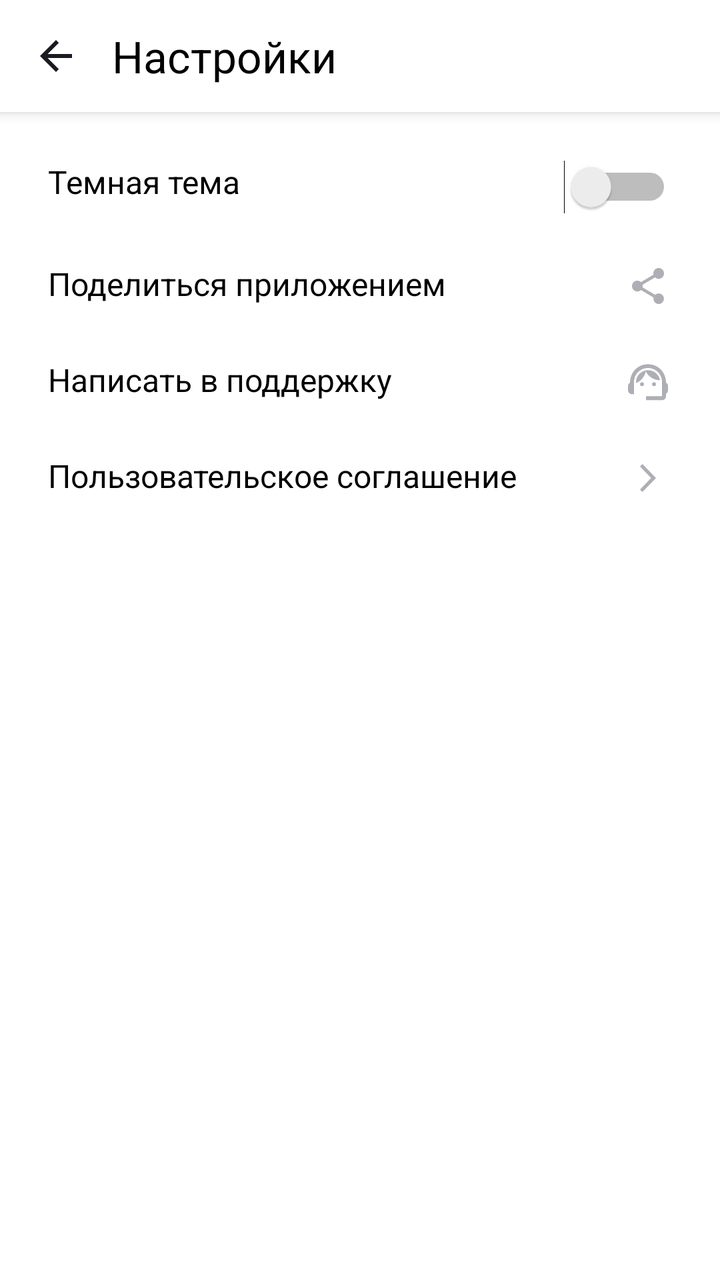
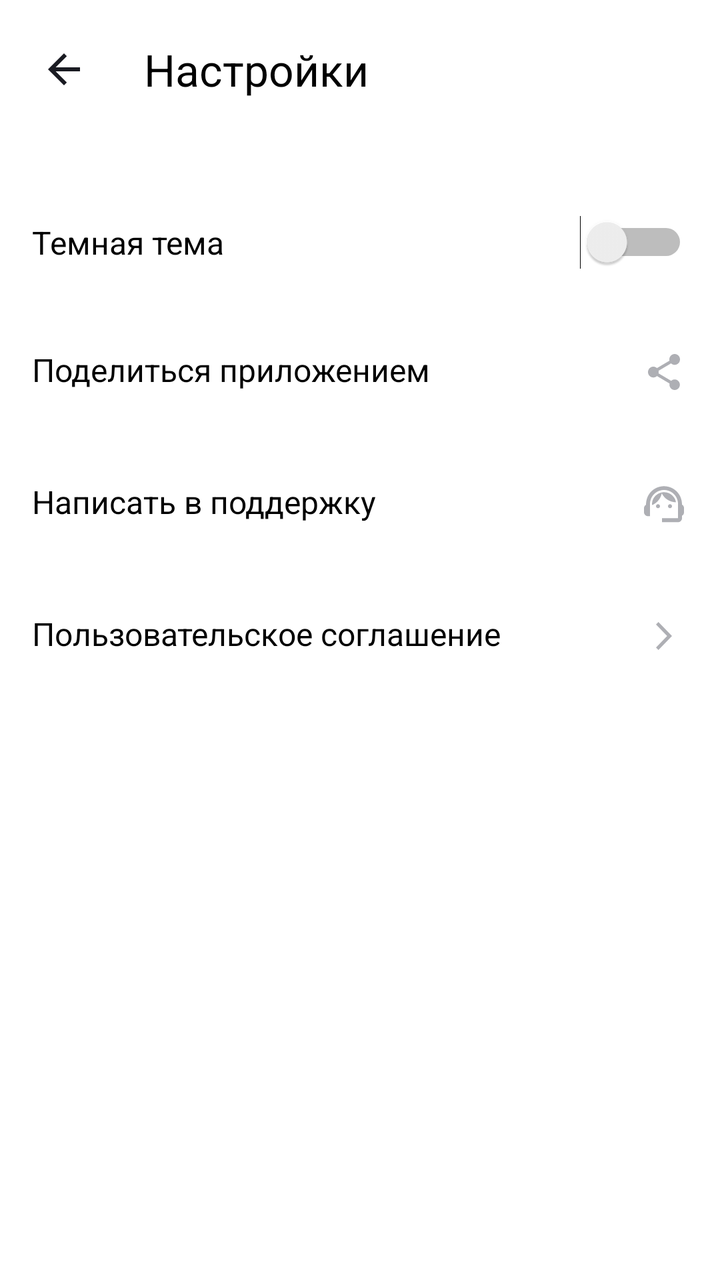

The first picture is an Android layout as it rendered before a commit; the second is the same layout after the commit. The layout source and the unified diff follow.
<!-- AndroidManifest.xml: application theme Theme.MaterialComponents.DayNight.NoActionBar -->
<!-- res/layout/activity_settings.xml -->
<?xml version="1.0" encoding="utf-8"?>
<LinearLayout xmlns:android="http://schemas.android.com/apk/res/android"
    xmlns:app="http://schemas.android.com/apk/res-auto"
    xmlns:tools="http://schemas.android.com/tools"
    android:id="@+id/main"
    android:layout_width="match_parent"
    android:layout_height="match_parent"
    android:background="@color/white"
    android:orientation="vertical">

    <androidx.appcompat.widget.Toolbar
        android:id="@+id/settings_toolbar"
        android:layout_width="match_parent"
        android:layout_height="?attr/actionBarSize"
        android:background="@color/white"
        android:elevation="4dp"
        android:theme="@style/ThemeOverlay.AppCompat.ActionBar"
        app:popupTheme="@style/ThemeOverlay.AppCompat.Light">

        <ImageView
            android:id="@+id/toolbar_back"
            android:layout_width="wrap_content"
            android:layout_height="wrap_content"
            android:layout_margin="@dimen/size_16"
            android:src="@drawable/arrow_back" />

        <TextView

            android:layout_width="wrap_content"
            android:layout_height="wrap_content"
            android:text="@string/menu_settings"
            android:textColor="@color/black"
            android:textSize="@dimen/text_size_22" />
    </androidx.appcompat.widget.Toolbar>

    <LinearLayout
        android:layout_width="match_parent"
        android:layout_height="match_parent"
        android:orientation="vertical"
        android:padding="@dimen/size_12">

        <FrameLayout
            android:layout_width="match_parent"
            android:layout_height="wrap_content"
            android:layout_margin="@dimen/size_12">

            <TextView
                android:layout_width="wrap_content"
                android:layout_height="wrap_content"
                android:layout_gravity="start"
                android:text="@string/dark_theme"
                android:textColor="@color/black"
                android:textSize="@dimen/text_size_16" />

            <Switch
                android:layout_width="wrap_content"
                android:layout_height="wrap_content"
                android:layout_gravity="end"
                tools:ignore="UseSwitchCompatOrMaterialXml" />
        </FrameLayout>

        <FrameLayout
            android:layout_width="match_parent"
            android:layout_height="wrap_content"
            android:layout_margin="@dimen/size_12">

            <TextView
                android:layout_width="wrap_content"
                android:layout_height="wrap_content"
                android:layout_gravity="start"
                android:text="@string/share"
                android:textColor="@color/black"
                android:textSize="@dimen/text_size_16" />

            <ImageView
                android:layout_width="wrap_content"
                android:layout_height="wrap_content"
                android:layout_gravity="end"
                android:src="@drawable/share" />

        </FrameLayout>

        <FrameLayout
            android:layout_width="match_parent"
            android:layout_height="wrap_content"
            android:layout_margin="@dimen/size_12">

            <TextView
                android:layout_width="wrap_content"
                android:layout_height="wrap_content"
                android:layout_gravity="start"
                android:text="@string/suport"
                android:textColor="@color/black"
                android:textSize="@dimen/text_size_16" />

            <ImageView
                android:layout_width="wrap_content"
                android:layout_height="wrap_content"
                android:layout_gravity="end"
                android:src="@drawable/support" />
        </FrameLayout>

        <FrameLayout
            android:layout_width="match_parent"
            android:layout_height="wrap_content"
            android:layout_margin="@dimen/size_12">

            <TextView
                android:layout_width="wrap_content"
                android:layout_height="wrap_content"
                android:layout_gravity="start"
                android:text="@string/user_agreement"
                android:textColor="@color/black"
                android:textSize="@dimen/text_size_16" />

            <ImageView
                android:layout_width="wrap_content"
                android:layout_height="wrap_content"
                android:layout_gravity="end"
                android:src="@drawable/arrow_forward" />
        </FrameLayout>

    </LinearLayout>

</LinearLayout>
<!-- resources referenced by this layout -->
<resources>
  <color name="black">#FF000000</color>
  <color name="white">#FFFFFFFF</color>
  <dimen name="size_12">12dp</dimen>
  <dimen name="size_16">16dp</dimen>
  <dimen name="text_size_16">16sp</dimen>
  <dimen name="text_size_22">22sp</dimen>
  <!-- drawable arrow_back (drawable) -->
  <vector xmlns:android="http://schemas.android.com/apk/res/android"
      android:width="24dp"
      android:height="24dp"
      android:viewportWidth="24"
      android:viewportHeight="24">
    <group>
      <clip-path
          android:pathData="M0,0h24v24h-24z"/>
      <path
          android:pathData="M20,11H7.83L13.42,5.41L12,4L4,12L12,20L13.41,18.59L7.83,13H20V11Z"
          android:fillColor="#1A1B22"/>
    </group>
  </vector>
  <!-- drawable arrow_forward (drawable) -->
  <vector xmlns:android="http://schemas.android.com/apk/res/android"
      android:width="24dp"
      android:height="24dp"
      android:viewportWidth="24"
      android:viewportHeight="24">
    <path
        android:pathData="M8,17.749L9.213,19L16,12L9.213,5L8,6.252L13.573,12L8,17.749Z"
        android:fillColor="#AEAFB4"/>
  </vector>
  <!-- drawable share (drawable) -->
  <vector xmlns:android="http://schemas.android.com/apk/res/android"
      android:width="24dp"
      android:height="24dp"
      android:viewportWidth="24"
      android:viewportHeight="24">
    <path
        android:pathData="M17.333,15.723C16.658,15.723 16.053,15.994 15.591,16.419L9.253,12.669C9.298,12.461 9.333,12.253 9.333,12.036C9.333,11.819 9.298,11.611 9.253,11.404L15.52,7.69C16,8.142 16.631,8.422 17.333,8.422C18.809,8.422 20,7.211 20,5.711C20,4.211 18.809,3 17.333,3C15.858,3 14.667,4.211 14.667,5.711C14.667,5.928 14.702,6.136 14.747,6.343L8.48,10.057C8,9.605 7.369,9.325 6.667,9.325C5.191,9.325 4,10.536 4,12.036C4,13.536 5.191,14.747 6.667,14.747C7.369,14.747 8,14.467 8.48,14.015L14.809,17.774C14.764,17.964 14.738,18.163 14.738,18.361C14.738,19.816 15.902,21 17.333,21C18.764,21 19.929,19.816 19.929,18.361C19.929,16.907 18.764,15.723 17.333,15.723Z"
        android:fillColor="#AEAFB4"/>
  </vector>
  <!-- drawable support (drawable) -->
  <vector xmlns:android="http://schemas.android.com/apk/res/android"
      android:width="24dp"
      android:height="24dp"
      android:viewportWidth="24"
      android:viewportHeight="24">
    <path
        android:pathData="M21,12.32C21,6.83 16.74,3.1 12,3.1C7.31,3.1 3,6.75 3,12.38C2.4,12.72 2,13.36 2,14.1V16.1C2,17.2 2.9,18.1 4,18.1H5V12C5,8.13 8.13,5 12,5C15.87,5 19,8.13 19,12V19.1H11V21.1H19C20.1,21.1 21,20.2 21,19.1V17.88C21.59,17.57 22,16.96 22,16.24V13.94C22,13.24 21.59,12.63 21,12.32Z"
        android:fillColor="#AEAFB4"/>
    <path
        android:pathData="M9,14.1C9.552,14.1 10,13.652 10,13.1C10,12.548 9.552,12.1 9,12.1C8.448,12.1 8,12.548 8,13.1C8,13.652 8.448,14.1 9,14.1Z"
        android:fillColor="#AEAFB4"/>
    <path
        android:pathData="M15,14.1C15.552,14.1 16,13.652 16,13.1C16,12.548 15.552,12.1 15,12.1C14.448,12.1 14,12.548 14,13.1C14,13.652 14.448,14.1 15,14.1Z"
        android:fillColor="#AEAFB4"/>
    <path
        android:pathData="M18,11.13C17.52,8.28 15.04,6.1 12.05,6.1C9.02,6.1 5.76,8.61 6.02,12.55C8.49,11.54 10.35,9.34 10.88,6.66C12.19,9.29 14.88,11.1 18,11.13Z"
        android:fillColor="#AEAFB4"/>
  </vector>
  <string name="dark_theme">Темная тема</string>
  <string name="menu_settings">Настройки</string>
  <string name="share">Поделиться приложением</string>
  <string name="suport">Написать в поддержку</string>
  <string name="user_agreement">Пользовательское соглашение</string>
</resources>

<!-- the commit's change to res/layout/activity_settings.xml (unified diff, before → after) -->
@@ -1,125 +1,84 @@
 <?xml version="1.0" encoding="utf-8"?>
 <LinearLayout xmlns:android="http://schemas.android.com/apk/res/android"
     xmlns:app="http://schemas.android.com/apk/res-auto"
-    xmlns:tools="http://schemas.android.com/tools"
+
     android:id="@+id/main"
     android:layout_width="match_parent"
     android:layout_height="match_parent"
     android:background="@color/white"
     android:orientation="vertical">
 
-    <androidx.appcompat.widget.Toolbar
-        android:id="@+id/settings_toolbar"
-        android:layout_width="match_parent"
-        android:layout_height="?attr/actionBarSize"
-        android:background="@color/white"
-        android:elevation="4dp"
-        android:theme="@style/ThemeOverlay.AppCompat.ActionBar"
-        app:popupTheme="@style/ThemeOverlay.AppCompat.Light">
 
-        <ImageView
-            android:id="@+id/toolbar_back"
-            android:layout_width="wrap_content"
-            android:layout_height="wrap_content"
-            android:layout_margin="@dimen/size_16"
-            android:src="@drawable/arrow_back" />
 
-        <TextView
-
-            android:layout_width="wrap_content"
-            android:layout_height="wrap_content"
-            android:text="@string/menu_settings"
-            android:textColor="@color/black"
-            android:textSize="@dimen/text_size_22" />
-    </androidx.appcompat.widget.Toolbar>
-
-    <LinearLayout
-        android:layout_width="match_parent"
-        android:layout_height="match_parent"
-        android:orientation="vertical"
-        android:padding="@dimen/size_12">
-
-        <FrameLayout
+        <LinearLayout
             android:layout_width="match_parent"
             android:layout_height="wrap_content"
-            android:layout_margin="@dimen/size_12">
-
+            android:padding="20dp">
+            <ImageView
+                android:id="@+id/backToMainActivity"
+                android:layout_width="wrap_content"
+                android:layout_height="match_parent"
+                android:layout_gravity="center_vertical"
+                android:src="@drawable/arrow_back"
+                android:contentDescription="@string/app_name" />
             <TextView
                 android:layout_width="wrap_content"
                 android:layout_height="wrap_content"
                 android:layout_gravity="start"
-                android:text="@string/dark_theme"
+                android:paddingStart="28dp"
+                android:text="@string/menu_settings"
                 android:textColor="@color/black"
-                android:textSize="@dimen/text_size_16" />
+                android:textSize="@dimen/text_size_22"/>
+        </LinearLayout>
 
-            <Switch
-                android:layout_width="wrap_content"
-                android:layout_height="wrap_content"
-                android:layout_gravity="end"
-                tools:ignore="UseSwitchCompatOrMaterialXml" />
-        </FrameLayout>
 
-        <FrameLayout
-            android:layout_width="match_parent"
-            android:layout_height="wrap_content"
-            android:layout_margin="@dimen/size_12">
+    <Switch
+        android:layout_marginTop="20dp"
+        android:paddingVertical="@dimen/vertical_padding"
+        android:paddingHorizontal="@dimen/standard_padding"
+        android:id="@+id/switch1"
+        android:layout_width="match_parent"
+        android:layout_height="wrap_content"
+        android:layout_gravity="center_vertical"
+        android:text="@string/dark_theme"
+        android:textColor="@color/black"
+        android:textSize="@dimen/text_size_16"/>
 
-            <TextView
-                android:layout_width="wrap_content"
-                android:layout_height="wrap_content"
-                android:layout_gravity="start"
-                android:text="@string/share"
-                android:textColor="@color/black"
-                android:textSize="@dimen/text_size_16" />
 
-            <ImageView
-                android:layout_width="wrap_content"
-                android:layout_height="wrap_content"
-                android:layout_gravity="end"
-                android:src="@drawable/share" />
+    <TextView
+        android:layout_width="match_parent"
+        android:layout_height="wrap_content"
+        android:paddingVertical="@dimen/vertical_padding"
+        android:paddingHorizontal="@dimen/standard_padding"
+        android:layout_gravity="start"
+        android:text="@string/share"
+        android:textColor="@color/black"
+        android:textSize="@dimen/text_size_16"
+        app:drawableEndCompat="@drawable/share"/>
 
-        </FrameLayout>
 
-        <FrameLayout
-            android:layout_width="match_parent"
-            android:layout_height="wrap_content"
-            android:layout_margin="@dimen/size_12">
+    <TextView
+        android:layout_width="match_parent"
+        android:layout_height="wrap_content"
+        android:paddingVertical="@dimen/vertical_padding"
+        android:paddingHorizontal="@dimen/standard_padding"
+        android:layout_gravity="start"
+        android:text="@string/support"
+        android:textColor="@color/black"
+        android:textSize="@dimen/text_size_16"
+        app:drawableEndCompat="@drawable/support"/>
 
-            <TextView
-                android:layout_width="wrap_content"
-                android:layout_height="wrap_content"
-                android:layout_gravity="start"
-                android:text="@string/suport"
-                android:textColor="@color/black"
-                android:textSize="@dimen/text_size_16" />
 
-            <ImageView
-                android:layout_width="wrap_content"
-                android:layout_height="wrap_content"
-                android:layout_gravity="end"
-                android:src="@drawable/support" />
-        </FrameLayout>
+    <TextView
+        android:layout_width="match_parent"
+        android:layout_height="wrap_content"
+        android:paddingVertical="@dimen/vertical_padding"
+        android:paddingHorizontal="@dimen/standard_padding"
+        android:layout_gravity="start"
+        android:text="@string/user_agreement"
+        android:textColor="@color/black"
+        android:textSize="@dimen/text_size_16"
+        app:drawableEndCompat="@drawable/arrow_forward"/>
 
-        <FrameLayout
-            android:layout_width="match_parent"
-            android:layout_height="wrap_content"
-            android:layout_margin="@dimen/size_12">
-
-            <TextView
-                android:layout_width="wrap_content"
-                android:layout_height="wrap_content"
-                android:layout_gravity="start"
-                android:text="@string/user_agreement"
-                android:textColor="@color/black"
-                android:textSize="@dimen/text_size_16" />
-
-            <ImageView
-                android:layout_width="wrap_content"
-                android:layout_height="wrap_content"
-                android:layout_gravity="end"
-                android:src="@drawable/arrow_forward" />
-        </FrameLayout>
-
-    </LinearLayout>
 
 </LinearLayout>
<!-- resource entries referenced after the edit -->
@@ -2,10 +2,10 @@
 <resources>
   <color name="black">#FF000000</color>
   <color name="white">#FFFFFFFF</color>
-  <dimen name="size_12">12dp</dimen>
-  <dimen name="size_16">16dp</dimen>
+  <dimen name="standard_padding">16dp</dimen>
   <dimen name="text_size_16">16sp</dimen>
   <dimen name="text_size_22">22sp</dimen>
+  <dimen name="vertical_padding">21dp</dimen>
   <!-- drawable arrow_back (drawable) -->
   <vector xmlns:android="http://schemas.android.com/apk/res/android"
       android:width="24dp"
@@ -17,7 +17,7 @@
           android:pathData="M0,0h24v24h-24z"/>
       <path
           android:pathData="M20,11H7.83L13.42,5.41L12,4L4,12L12,20L13.41,18.59L7.83,13H20V11Z"
-          android:fillColor="#1A1B22"/>
+          android:fillColor="@color/darkGrey"/>
     </group>
   </vector>
   <!-- drawable arrow_forward (drawable) -->
@@ -28,7 +28,7 @@
       android:viewportHeight="24">
     <path
         android:pathData="M8,17.749L9.213,19L16,12L9.213,5L8,6.252L13.573,12L8,17.749Z"
-        android:fillColor="#AEAFB4"/>
+        android:fillColor="@color/grey"/>
   </vector>
   <!-- drawable share (drawable) -->
   <vector xmlns:android="http://schemas.android.com/apk/res/android"
@@ -38,7 +38,7 @@
       android:viewportHeight="24">
     <path
         android:pathData="M17.333,15.723C16.658,15.723 16.053,15.994 15.591,16.419L9.253,12.669C9.298,12.461 9.333,12.253 9.333,12.036C9.333,11.819 9.298,11.611 9.253,11.404L15.52,7.69C16,8.142 16.631,8.422 17.333,8.422C18.809,8.422 20,7.211 20,5.711C20,4.211 18.809,3 17.333,3C15.858,3 14.667,4.211 14.667,5.711C14.667,5.928 14.702,6.136 14.747,6.343L8.48,10.057C8,9.605 7.369,9.325 6.667,9.325C5.191,9.325 4,10.536 4,12.036C4,13.536 5.191,14.747 6.667,14.747C7.369,14.747 8,14.467 8.48,14.015L14.809,17.774C14.764,17.964 14.738,18.163 14.738,18.361C14.738,19.816 15.902,21 17.333,21C18.764,21 19.929,19.816 19.929,18.361C19.929,16.907 18.764,15.723 17.333,15.723Z"
-        android:fillColor="#AEAFB4"/>
+        android:fillColor="@color/grey"/>
   </vector>
   <!-- drawable support (drawable) -->
   <vector xmlns:android="http://schemas.android.com/apk/res/android"
@@ -48,21 +48,24 @@
       android:viewportHeight="24">
     <path
         android:pathData="M21,12.32C21,6.83 16.74,3.1 12,3.1C7.31,3.1 3,6.75 3,12.38C2.4,12.72 2,13.36 2,14.1V16.1C2,17.2 2.9,18.1 4,18.1H5V12C5,8.13 8.13,5 12,5C15.87,5 19,8.13 19,12V19.1H11V21.1H19C20.1,21.1 21,20.2 21,19.1V17.88C21.59,17.57 22,16.96 22,16.24V13.94C22,13.24 21.59,12.63 21,12.32Z"
-        android:fillColor="#AEAFB4"/>
+        android:fillColor="@color/grey"/>
     <path
         android:pathData="M9,14.1C9.552,14.1 10,13.652 10,13.1C10,12.548 9.552,12.1 9,12.1C8.448,12.1 8,12.548 8,13.1C8,13.652 8.448,14.1 9,14.1Z"
-        android:fillColor="#AEAFB4"/>
+        android:fillColor="@color/grey"/>
     <path
         android:pathData="M15,14.1C15.552,14.1 16,13.652 16,13.1C16,12.548 15.552,12.1 15,12.1C14.448,12.1 14,12.548 14,13.1C14,13.652 14.448,14.1 15,14.1Z"
-        android:fillColor="#AEAFB4"/>
+        android:fillColor="@color/grey"/>
     <path
         android:pathData="M18,11.13C17.52,8.28 15.04,6.1 12.05,6.1C9.02,6.1 5.76,8.61 6.02,12.55C8.49,11.54 10.35,9.34 10.88,6.66C12.19,9.29 14.88,11.1 18,11.13Z"
-        android:fillColor="#AEAFB4"/>
+        android:fillColor="@color/grey"/>
   </vector>
+  <string name="app_name">Playlist Maker</string>
   <string name="dark_theme">Темная тема</string>
   <string name="menu_settings">Настройки</string>
   <string name="share">Поделиться приложением</string>
-  <string name="suport">Написать в поддержку</string>
+  <string name="support">Написать в поддержку</string>
   <string name="user_agreement">Пользовательское соглашение</string>
+  <color name="darkGrey">#1A1B22</color>
+  <color name="grey">#AEAFB4</color>
 </resources>
 
